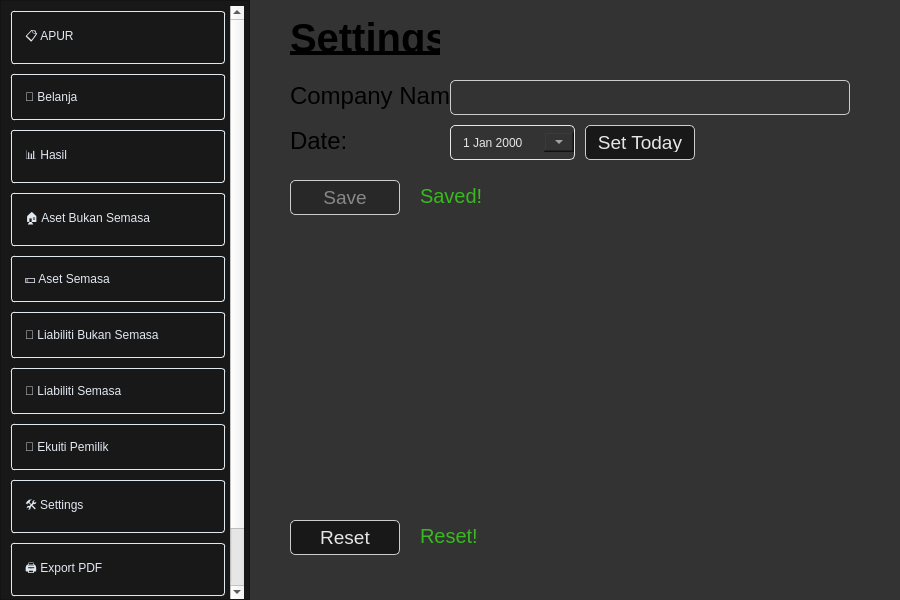
First picture: the form in src/mainwindow.ui, repository JuneMinazuki/auto-penyata, before the edit.
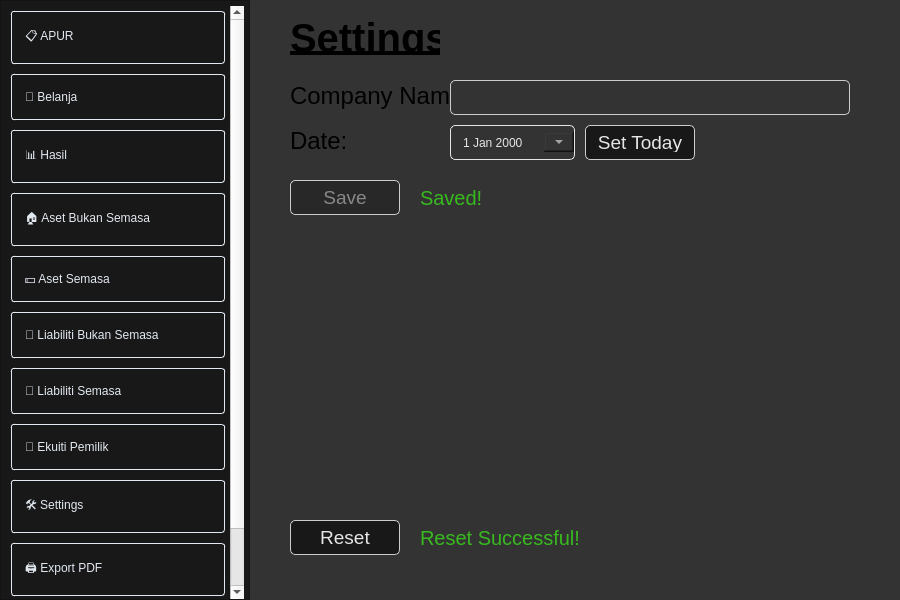
Second picture: the form after the edit.

```diff
--- a/src/mainwindow.ui
+++ b/src/mainwindow.ui
@@ -535,7 +535,7 @@
       <property name="geometry">
        <rect>
         <x>170</x>
-        <y>180</y>
+        <y>182</y>
         <width>161</width>
         <height>31</height>
        </rect>
@@ -604,8 +604,8 @@
       <property name="geometry">
        <rect>
         <x>170</x>
-        <y>520</y>
-        <width>161</width>
+        <y>522</y>
+        <width>281</width>
         <height>31</height>
        </rect>
       </property>
@@ -621,7 +621,7 @@
 }</string>
       </property>
       <property name="text">
-       <string>Reset!</string>
+       <string>Reset Successful!</string>
       </property>
      </widget>
     </widget>
```
